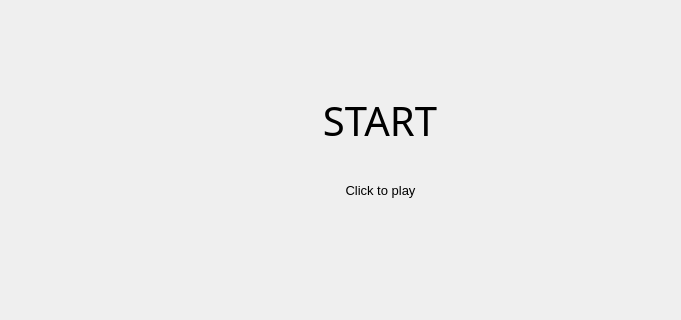
Above: RopeMonkey/widget.ui from ApocalypseFallSpring/RopeMonkey before the change; both pictures show x 0 to 681 and y 1180 to 1500 of the 800 by 1500 pixel window. Below: the same form after it.
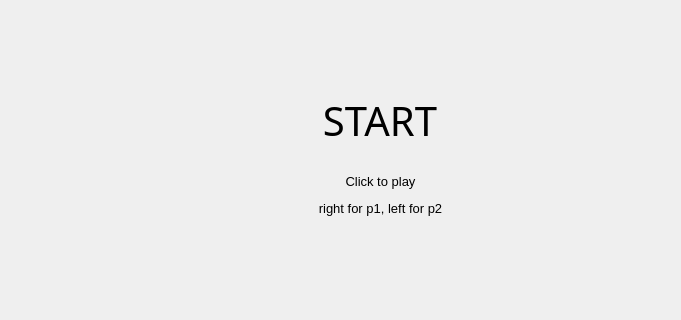
That is the form after the change.

```diff
--- a/RopeMonkey/widget.ui
+++ b/RopeMonkey/widget.ui
@@ -142,10 +142,10 @@
   <widget class="QLabel" name="label_4">
    <property name="geometry">
     <rect>
-     <x>260</x>
-     <y>1340</y>
-     <width>241</width>
-     <height>61</height>
+     <x>160</x>
+     <y>1290</y>
+     <width>441</width>
+     <height>171</height>
     </rect>
    </property>
    <property name="font">
@@ -158,7 +158,7 @@
     <enum>Qt::LeftToRight</enum>
    </property>
    <property name="text">
-    <string>&lt;html&gt;&lt;head/&gt;&lt;body&gt;&lt;p align=&quot;center&quot;&gt;Click to play&lt;/p&gt;&lt;/body&gt;&lt;/html&gt;</string>
+    <string>&lt;html&gt;&lt;head/&gt;&lt;body&gt;&lt;p align=&quot;center&quot;&gt;Click to play&lt;/p&gt;&lt;p align=&quot;center&quot;&gt;right for p1, left for p2&lt;/p&gt;&lt;/body&gt;&lt;/html&gt;</string>
    </property>
   </widget>
  </widget>
```
